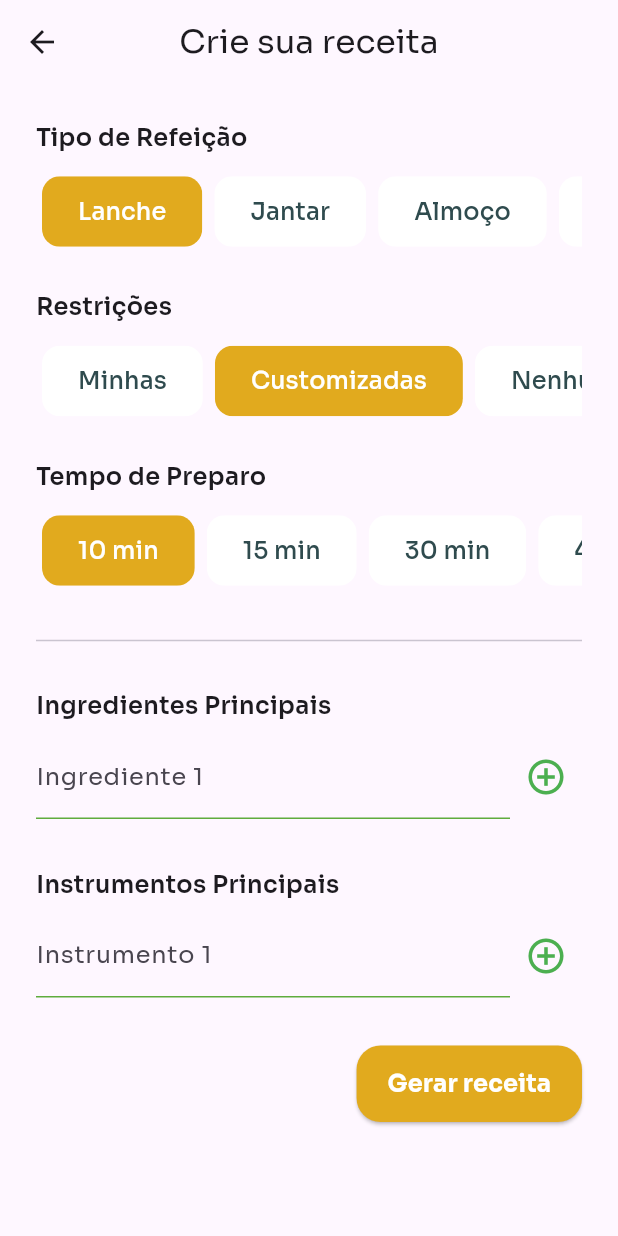
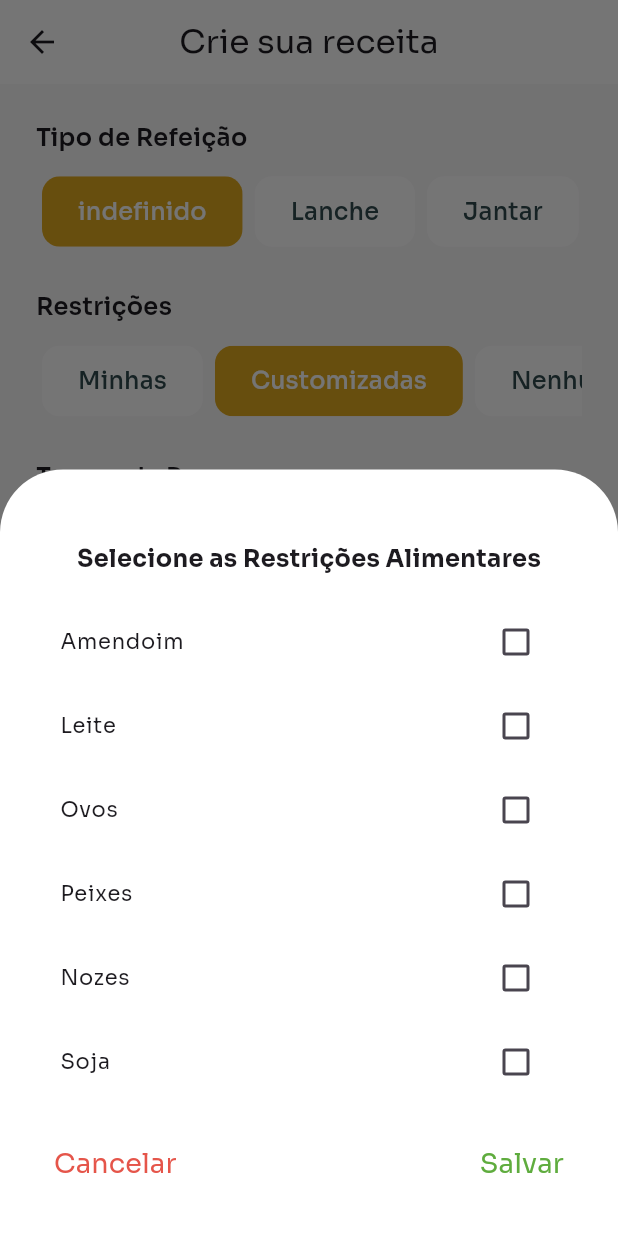
Before and after one commit to franbs2/EatS, a Flutter app: the GenerateRecipesPage screen opened by its route, after a tap on "Customizadas", on a phone screen of 412 x 824 dp. Run offline on Flutter 3.47's test engine with Material 3 defaults, Android fonts, the phone set to English and light mode, and no system bars; our stand-ins replace carousel_slider, cloud_firestore, firebase_auth, firebase_core, firebase_storage, flutter_rating_bar and 4 more; accounts and stored records are empty; generated files the repository leaves out were written again; statements that could not run were skipped.

Commit message:
update: functional generate_recipes_page and ia_repository;

```diff
--- a/lib/presentation/view/generate_recipes_page.dart
+++ b/lib/presentation/view/generate_recipes_page.dart
@@ -1,3 +1,5 @@
+import 'package:eats/presentation/providers/user_provider.dart';
+import 'package:eats/presentation/widget/custom_allergies_list_widget.dart';
 import 'package:flutter/material.dart';
 import 'package:provider/provider.dart';
 
@@ -24,9 +26,15 @@ class _GenerateRecipesPageState extends State<GenerateRecipesPage> {
   final List<TextEditingController> _controllersIngredients = [];
   final List<TextEditingController> _controllersInstruments = [];
 
+  List<String> _selectedRestrictions = [];
+  String _selectedMealType = '';
+  String _selectedPreparationTime = '';
+
   @override
   void initState() {
     super.initState();
+    final userProvider = Provider.of<UserProvider>(context, listen: false);
+    _selectedRestrictions = userProvider.user!.dietaryRestrictions;
     _addField(_controllersInstruments);
     _addField(
         _controllersIngredients); // Adiciona um campo de ingrediente ao inicializar o widget.
@@ -55,19 +63,27 @@ class _GenerateRecipesPageState extends State<GenerateRecipesPage> {
 
   /// Gera uma receita com base nos ingredientes fornecidos.
   Future<Recipes?> _generateRecipe() async {
-    final ingredients = _controllersIngredients
-        .map((e) => e.text)
-        .toList(); // Obtém a lista de ingredientes dos controladores de texto.
+    final ingredients = _controllersIngredients.map((e) => e.text).toList();
+    final instruments = _controllersInstruments.map((e) => e.text).toList();
+
     final recipe = await _aiRepository.generateRecipe(
-        ingredients); // Solicita ao repositório de IA a geração de uma receita com os ingredientes fornecidos.
-
-    return recipe; // Retorna a receita gerada.
+      ingredients,
+      instruments,
+      _selectedMealType,
+      _selectedRestrictions,
+      _selectedPreparationTime,
+    );
+    return recipe;
   }
 
   @override
   Widget build(BuildContext context) {
+    final userProvider = Provider.of<UserProvider>(context);
     return Scaffold(
+      backgroundColor: AppTheme.backgroundColor,
       appBar: AppBar(
+        backgroundColor: AppTheme.secondaryColor,
+        surfaceTintColor: AppTheme.secondaryColor,
         title: const Text('Crie sua receita'), // Título da barra de aplicativo.
         centerTitle: true, // Centraliza o título da barra de aplicativo.
       ),
@@ -80,25 +96,62 @@ class _GenerateRecipesPageState extends State<GenerateRecipesPage> {
                 child: Column(
                   crossAxisAlignment: CrossAxisAlignment.start,
                   children: [
-                    const FilterGenerateWidget(listFilter: [
+                    FilterGenerateWidget(
+                      listFilter: const [
+                        'indefinido',
                         'Lanche',
                         'Jantar',
                         'Almoço',
                         'Sobremesa',
-                      'Café da manhã'
-                    ], title: 'Tipo de Refeição'),
+                        'Café da manhã',
+                      ],
+                      title: 'Tipo de Refeição',
+                      onSelected: (value) {
+                        setState(() {
+                          _selectedMealType = value;
+                        });
+                      },
+                    ),
                     const SizedBox(height: 24),
-                    const FilterGenerateWidget(
-                        listFilter: ['Minhas', 'Customizadas', 'Nenhuma'],
-                        title: 'Restrições'),
+                    FilterGenerateWidget(
+                      listFilter: const [
+                        'Minhas',
+                        'Customizadas',
+                        'Nenhuma',
+                      ],
+                      title: 'Restrições',
+                      onSelected: (value) {
+                        if (value == 'Customizadas') {
+                          _showRestrictionsModal(context);
+                        } else {
+                          setState(() {
+                            if (value == 'Minhas') {
+                              _selectedRestrictions =
+                                  userProvider.user!.dietaryRestrictions;
+                            } else {
+                              _selectedRestrictions = [];
+                            }
+                          });
+                        }
+                      },
+                    ),
                     const SizedBox(height: 24),
-                    const FilterGenerateWidget(listFilter: [
+                    FilterGenerateWidget(
+                      listFilter: const [
+                        'indefinido',
                         '10 min',
                         '15 min',
                         '30 min',
                         '45 min',
-                      '+ 1 hora'
-                    ], title: 'Tempo de Preparo'),
+                        '+ 1 hora',
+                      ],
+                      title: 'Tempo de Preparo',
+                      onSelected: (value) {
+                        setState(() {
+                          _selectedPreparationTime = value;
+                        });
+                      },
+                    ),
                     const SizedBox(height: 24),
                     const Divider(),
                     const SizedBox(height: 24),
@@ -203,4 +256,28 @@ class _GenerateRecipesPageState extends State<GenerateRecipesPage> {
       ),
     );
   }
+
+  void _showRestrictionsModal(BuildContext context) async {
+    final selectedRestrictions = await showModalBottomSheet<List<String>>(
+      context: context,
+      elevation: 50,
+      backgroundColor: AppTheme.secondaryColor,
+      isScrollControlled: true,
+      shape: const RoundedRectangleBorder(
+        borderRadius: BorderRadius.vertical(top: Radius.circular(42.0)),
+      ),
+      builder: (context) {
+        return const Padding(
+          padding: EdgeInsets.only(top: 24),
+          child: SingleChildScrollView(child: CustomAllergiesListWidget()),
+        );
+      },
+    );
+
+    if (selectedRestrictions != null) {
+      setState(() {
+        _selectedRestrictions = selectedRestrictions;
+      });
     }
+  }
+}
--- a/lib/presentation/view/home_page.dart
+++ b/lib/presentation/view/home_page.dart
@@ -97,7 +97,7 @@ class _HomePageState extends State<HomePage> {
                 ),
               ),
               SliverAppBar(
-                backgroundColor: Colors.transparent,
+                backgroundColor: const Color.fromARGB(0, 255, 255, 255),
                 collapsedHeight: MediaQuery.of(context).size.height * 0.1,
                 pinned: true,
                 flexibleSpace: Center(
--- /dev/null
+++ b/lib/presentation/widget/custom_allergies_list_widget.dart
@@ -0,0 +1,99 @@
+import 'package:eats/core/style/color.dart';
+import 'package:eats/core/style/strings_app.dart';
+import 'package:flutter/material.dart';
+
+/// Um widget que exibe uma lista de opções de restrições alimentares com caixas de seleção.
+///
+/// O [CustomAllergiesListWidget] permite que os usuários selecionem suas restrições
+/// alimentares a partir de uma lista predefinida.
+class CustomAllergiesListWidget extends StatefulWidget {
+  const CustomAllergiesListWidget({super.key});
+
+  @override
+  State<CustomAllergiesListWidget> createState() => _CustomAllergiesListWidgetState();
+}
+
+/// Estado do [CustomAllergiesListWidget].
+class _CustomAllergiesListWidgetState extends State<CustomAllergiesListWidget> {
+  /// Conjunto de restrições selecionadas pelo usuário.
+  Set<String> selectedRestrictions = {};
+
+  @override
+  Widget build(BuildContext context) {
+    const List<String> restrictions = StringsApp.listAllergies;
+
+    return Padding(
+      padding: const EdgeInsets.symmetric(vertical: 24, horizontal: 24),
+      child: Column(
+        mainAxisSize: MainAxisSize.min,
+        crossAxisAlignment: CrossAxisAlignment.center,
+        children: [
+          const Padding(
+            padding: EdgeInsets.symmetric(horizontal: 14.0),
+            child: Text(
+              'Selecione as Restrições Alimentares',
+              style: TextStyle(
+                fontSize: 16,
+                fontWeight: FontWeight.bold,
+              ),
+            ),
+          ),
+          const SizedBox(height: 16),
+          ...restrictions.map((restriction) => CheckboxListTile(
+                checkColor: AppTheme.secondaryColor,
+                activeColor: AppTheme.primaryColor,
+                title: Text(
+                  restriction,
+                  style: const TextStyle(
+                    fontSize: 14,
+                    fontWeight: FontWeight.normal,
+                  ),
+                ),
+                value: selectedRestrictions.contains(restriction),
+                onChanged: (bool? newValue) {
+                  setState(() {
+                    if (newValue == true) {
+                      selectedRestrictions.add(restriction);
+                    } else {
+                      selectedRestrictions.remove(restriction);
+                    }
+                  });
+                },
+              )),
+          const SizedBox(height: 16),
+          Row(
+            mainAxisAlignment: MainAxisAlignment.spaceBetween,
+            children: [
+              TextButton(
+                onPressed: () {
+                  Navigator.of(context).pop(); // Fecha o modal sem retornar dados
+                },
+                child: const Text(
+                  'Cancelar',
+                  style: TextStyle(
+                    color: AppTheme.atencionRed,
+                    fontWeight: FontWeight.normal,
+                    fontSize: 18,
+                  ),
+                ),
+              ),
+              TextButton(
+                onPressed: () {
+                  Navigator.of(context).pop(selectedRestrictions.toList());
+                },
+                child: const Text(
+                  'Salvar',
+                  style: TextStyle(
+                    fontSize: 18,
+                    color: AppTheme.primaryColor,
+                    fontWeight: FontWeight.normal,
+                  ),
+                ),
+              ),
+            ],
+          ),
+        ],
+      ),
+    );
+  }
+}
--- a/lib/presentation/widget/filter_generate_widget.dart
+++ b/lib/presentation/widget/filter_generate_widget.dart
@@ -4,11 +4,13 @@ import '../../core/style/color.dart';
 class FilterGenerateWidget extends StatefulWidget {
   final String title;
   final List<String> listFilter;
+  final Function(String) onSelected;
 
   const FilterGenerateWidget({
     super.key,
     required this.listFilter,
     required this.title,
+    required this.onSelected,
   });
 
   @override
@@ -60,10 +62,11 @@ class _FilterGenerateWidgetState extends State<FilterGenerateWidget> {
                     ),
                   ),
                   selected: _selected == filter,
-                  onSelected: (bool selected) {
+                  onSelected: (selected) {
                     setState(() {
                       _selected = selected ? filter : null;
                     });
+                    widget.onSelected(_selected ?? '');
                   },
                 ),
               );
--- a/lib/presentation/widget/search_bar_widget.dart
+++ b/lib/presentation/widget/search_bar_widget.dart
@@ -25,8 +25,7 @@ class SearchBarWidget extends StatefulWidget {
   });
 
   @override
-  // ignore: library_private_types_in_public_api
-  _SearchBarWidgetState createState() => _SearchBarWidgetState();
+  State<SearchBarWidget> createState() => _SearchBarWidgetState();
 }
 
 class _SearchBarWidgetState extends State<SearchBarWidget> {
```
Also changed, not shown: lib/data/datasources/ia_repository.dart (+38 -8 lines). Lines whose indentation alone changed are shown as unchanged.
